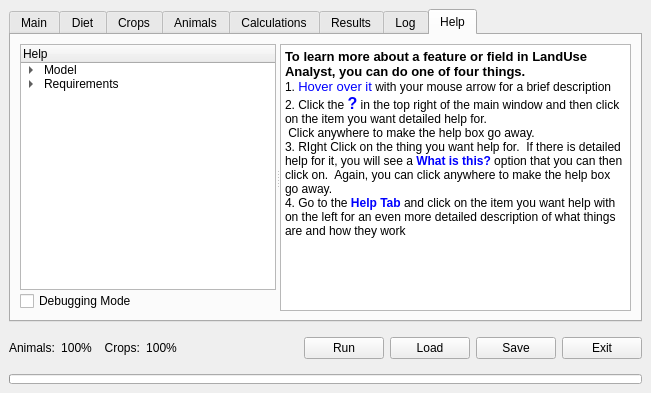
First picture: the form in src/ui/lamainformbase.ui, repository arkygeek/landuseanalyst, before the edit.
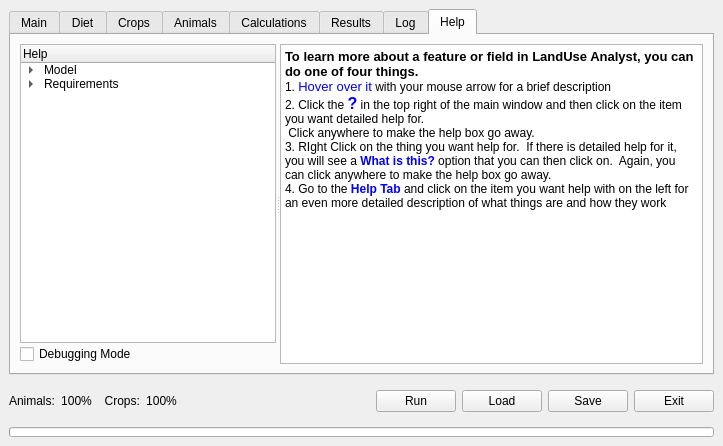
Second picture: the form after the edit. The open tabs and pages were chosen to show the change. Icons and pictures are not drawn.

Commit message: Made defaults for some widgets based on last use and improved naming in some cases.

Diff of the .ui file:
```diff
--- a/src/ui/lamainformbase.ui
+++ b/src/ui/lamainformbase.ui
@@ -6,8 +6,8 @@
    <rect>
     <x>0</x>
     <y>0</y>
-    <width>651</width>
-    <height>393</height>
+    <width>723</width>
+    <height>446</height>
    </rect>
   </property>
   <property name="sizePolicy" >
@@ -3199,13 +3199,13 @@
           <property name="html" >
            <string>&lt;html>&lt;head>&lt;meta name="qrichtext" content="1" />&lt;style type="text/css">
 p, li { white-space: pre-wrap; }
-&lt;/style>&lt;/head>&lt;body style=" font-family:'Sans Serif'; font-size:9pt; font-weight:400; font-style:normal;">
-&lt;p style=" margin-top:0px; margin-bottom:0px; margin-left:0px; margin-right:0px; -qt-block-indent:0; text-indent:0px;">&lt;span style=" font-size:10pt; font-weight:600;">To learn more about a feature or field in LandUse Analyst, you can do one of four things.&lt;/span>&lt;/p>
-&lt;p style=" margin-top:0px; margin-bottom:0px; margin-left:0px; margin-right:0px; -qt-block-indent:0; text-indent:0px;">1. &lt;span style=" font-size:10pt; color:#0000ff;">Hover over it&lt;/span> with your mouse arrow for a brief description&lt;/p>
-&lt;p style=" margin-top:0px; margin-bottom:0px; margin-left:0px; margin-right:0px; -qt-block-indent:0; text-indent:0px;">2. Click the &lt;span style=" font-size:12pt; font-weight:600; color:#0000ff;">?&lt;/span> in the top right of the main window and then click on the item you want detailed help for.&lt;/p>
-&lt;p style=" margin-top:0px; margin-bottom:0px; margin-left:0px; margin-right:0px; -qt-block-indent:0; text-indent:0px;"> Click anywhere to make the help box go away.&lt;/p>
-&lt;p style=" margin-top:0px; margin-bottom:0px; margin-left:0px; margin-right:0px; -qt-block-indent:0; text-indent:0px;">3. RIght Click on the thing you want help for.  If there is detailed help for it, you will see a &lt;span style=" font-weight:600; color:#0000ff;">What is this?&lt;/span> option that you can then click on.  Again, you can click anywhere to make the help box go away.&lt;/p>
-&lt;p style=" margin-top:0px; margin-bottom:0px; margin-left:0px; margin-right:0px; -qt-block-indent:0; text-indent:0px;">4. Go to the &lt;span style=" font-weight:600; color:#0000ff;">Help&lt;/span> &lt;span style=" font-weight:600; color:#0000ff;">Tab&lt;/span> and click on the item you want help with on the left for an even more detailed description of what things are and how they work&lt;/p>&lt;/body>&lt;/html></string>
+&lt;/style>&lt;/head>&lt;body style=" font-family:'Lucida Grande'; font-size:13pt; font-weight:400; font-style:normal;">
+&lt;p style=" margin-top:0px; margin-bottom:0px; margin-left:0px; margin-right:0px; -qt-block-indent:0; text-indent:0px; font-family:'Sans Serif'; font-size:9pt;">&lt;span style=" font-size:10pt; font-weight:600;">To learn more about a feature or field in LandUse Analyst, you can do one of four things.&lt;/span>&lt;/p>
+&lt;p style=" margin-top:0px; margin-bottom:0px; margin-left:0px; margin-right:0px; -qt-block-indent:0; text-indent:0px; font-family:'Sans Serif'; font-size:9pt;">1. &lt;span style=" font-size:10pt; color:#0000ff;">Hover over it&lt;/span> with your mouse arrow for a brief description&lt;/p>
+&lt;p style=" margin-top:0px; margin-bottom:0px; margin-left:0px; margin-right:0px; -qt-block-indent:0; text-indent:0px; font-family:'Sans Serif'; font-size:9pt;">2. Click the &lt;span style=" font-size:12pt; font-weight:600; color:#0000ff;">?&lt;/span> in the top right of the main window and then click on the item you want detailed help for.&lt;/p>
+&lt;p style=" margin-top:0px; margin-bottom:0px; margin-left:0px; margin-right:0px; -qt-block-indent:0; text-indent:0px; font-family:'Sans Serif'; font-size:9pt;"> Click anywhere to make the help box go away.&lt;/p>
+&lt;p style=" margin-top:0px; margin-bottom:0px; margin-left:0px; margin-right:0px; -qt-block-indent:0; text-indent:0px; font-family:'Sans Serif'; font-size:9pt;">3. RIght Click on the thing you want help for.  If there is detailed help for it, you will see a &lt;span style=" font-weight:600; color:#0000ff;">What is this?&lt;/span> option that you can then click on.  Again, you can click anywhere to make the help box go away.&lt;/p>
+&lt;p style=" margin-top:0px; margin-bottom:0px; margin-left:0px; margin-right:0px; -qt-block-indent:0; text-indent:0px; font-family:'Sans Serif'; font-size:9pt;">4. Go to the &lt;span style=" font-weight:600; color:#0000ff;">Help&lt;/span> &lt;span style=" font-weight:600; color:#0000ff;">Tab&lt;/span> and click on the item you want help with on the left for an even more detailed description of what things are and how they work&lt;/p>&lt;/body>&lt;/html></string>
           </property>
          </widget>
         </widget>
```
Left out of the diff: 14 changed lines with no effect on the pictures. The commit also changes 4 other files.
